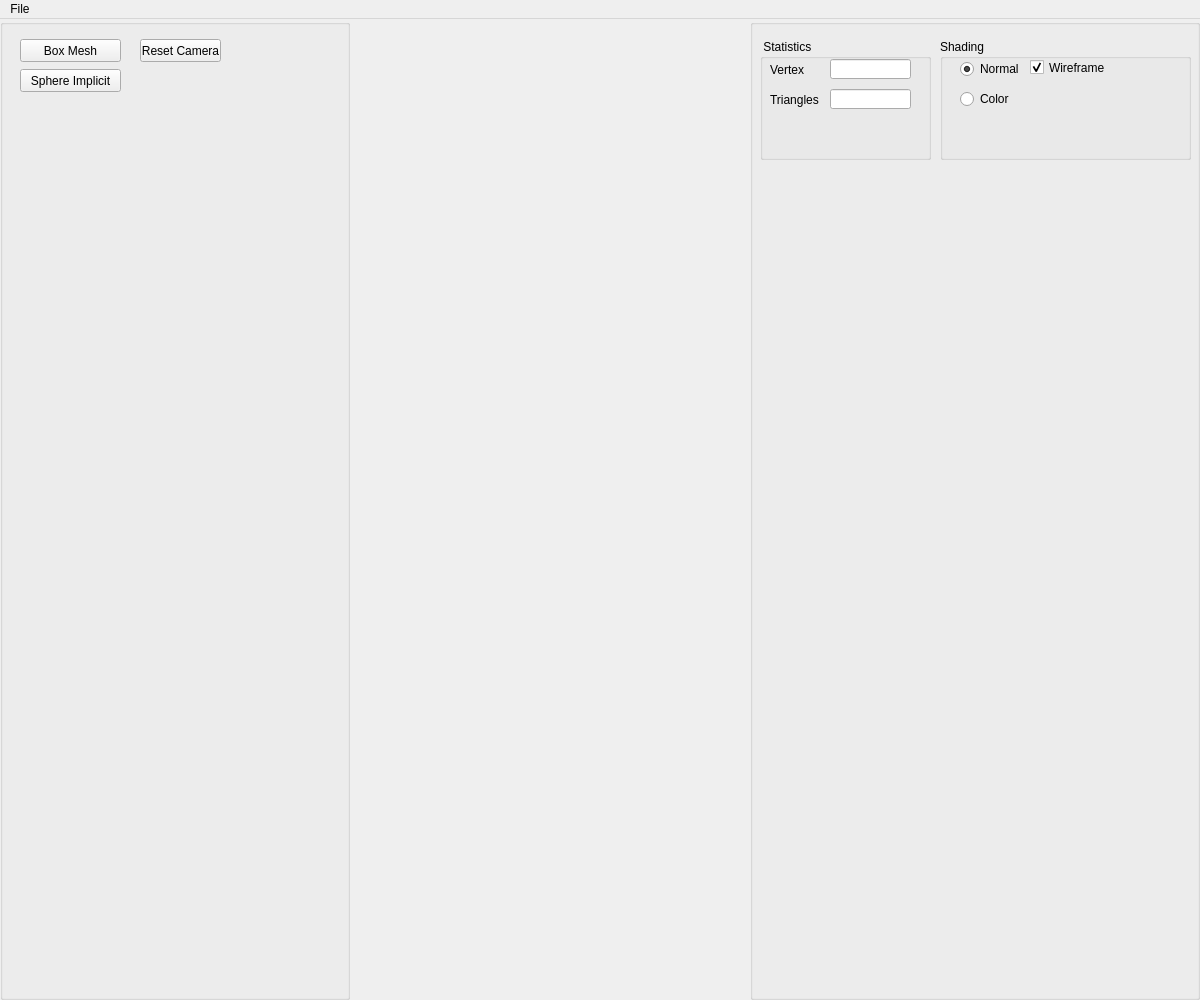
This is AppTinyMesh/Source/interface.ui in ljsp/TinyMesh-M2 as Qt 5 draws it before an edit. The edited form follows.
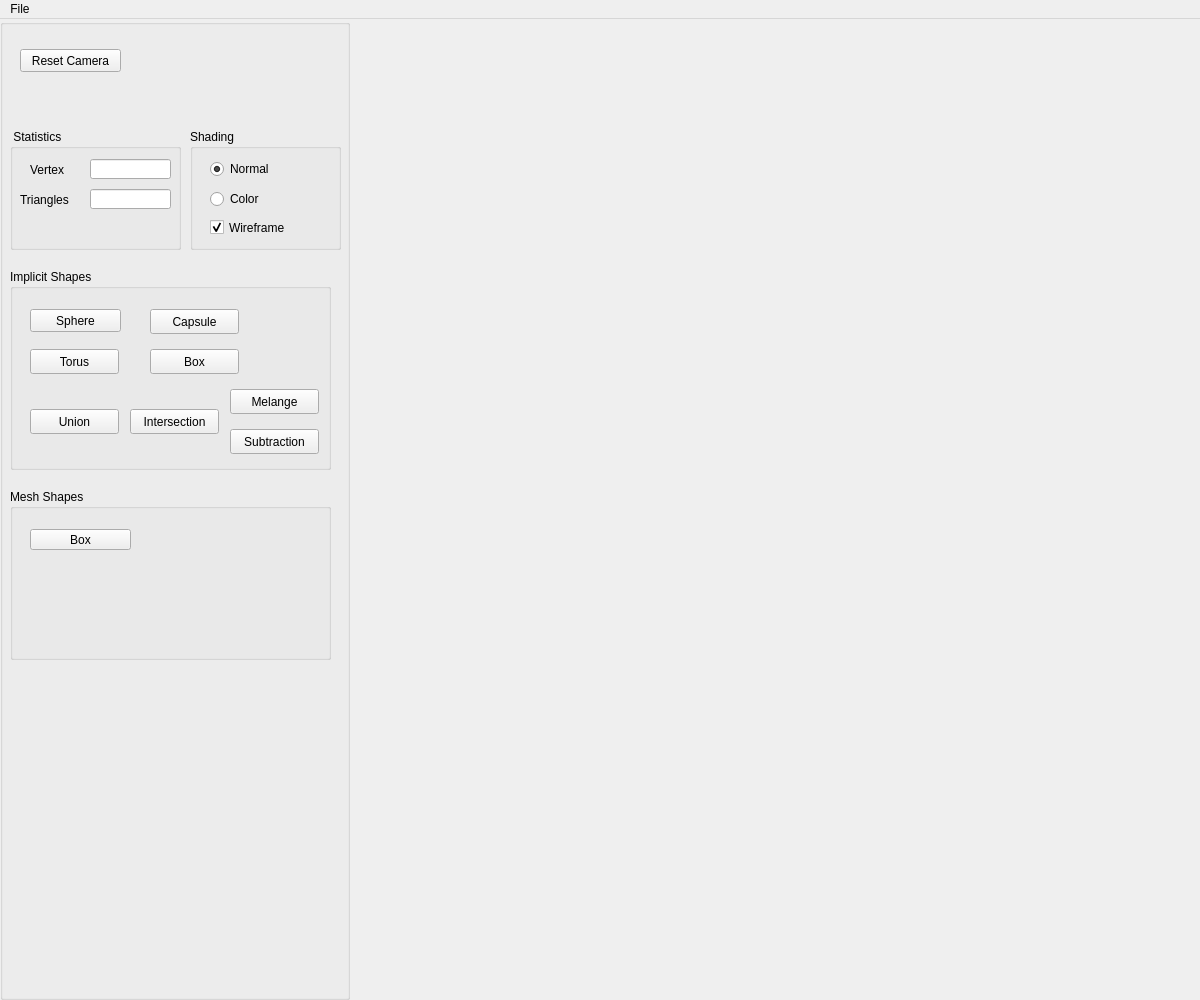
This is the edited form.

```diff
--- a/AppTinyMesh/Source/interface.ui
+++ b/AppTinyMesh/Source/interface.ui
@@ -56,36 +56,12 @@
       <property name="title">
        <string/>
       </property>
-      <widget class="QPushButton" name="boxMesh">
-       <property name="geometry">
-        <rect>
-         <x>20</x>
-         <y>20</y>
-         <width>101</width>
-         <height>23</height>
-        </rect>
-       </property>
-       <property name="toolTip">
-        <string>&lt;!DOCTYPE HTML PUBLIC &quot;-//W3C//DTD HTML 4.0//EN&quot; &quot;http://www.w3.org/TR/REC-html40/strict.dtd&quot;&gt;
-&lt;html&gt;&lt;head&gt;&lt;meta name=&quot;qrichtext&quot; content=&quot;1&quot; /&gt;&lt;style type=&quot;text/css&quot;&gt;
-p, li { white-space: pre-wrap; }
-&lt;/style&gt;&lt;/head&gt;&lt;body style=&quot; font-family:'MS Shell Dlg 2'; font-size:8pt; font-weight:400; font-style:normal;&quot;&gt;
-&lt;p style=&quot; margin-top:0px; margin-bottom:0px; margin-left:0px; margin-right:0px; -qt-block-indent:0; text-indent:0px;&quot;&gt;&lt;span style=&quot; color:#5500ff;&quot;&gt;Callback #01&lt;/span&gt;&lt;/p&gt;
-&lt;p style=&quot; margin-top:0px; margin-bottom:0px; margin-left:0px; margin-right:0px; -qt-block-indent:0; text-indent:0px;&quot;&gt;&lt;span style=&quot; font-style:italic; color:#aa00ff;&quot;&gt;Create Eurographics 1996 Bear&lt;/span&gt;&lt;/p&gt;&lt;/body&gt;&lt;/html&gt;</string>
-       </property>
-       <property name="text">
-        <string>Box Mesh</string>
-       </property>
-       <property name="checkable">
-        <bool>false</bool>
-       </property>
-      </widget>
       <widget class="QPushButton" name="resetcameraButton">
        <property name="geometry">
         <rect>
-         <x>140</x>
-         <y>20</y>
-         <width>81</width>
+         <x>20</x>
+         <y>30</y>
+         <width>101</width>
          <height>23</height>
         </rect>
        </property>
@@ -108,57 +84,139 @@
         <bool>false</bool>
        </property>
       </widget>
-      <widget class="QPushButton" name="sphereImplicit">
+      <widget class="QGroupBox" name="groupBox">
        <property name="geometry">
         <rect>
-         <x>20</x>
-         <y>50</y>
-         <width>101</width>
-         <height>23</height>
+         <x>10</x>
+         <y>250</y>
+         <width>321</width>
+         <height>201</height>
         </rect>
        </property>
-       <property name="toolTip">
-        <string>&lt;!DOCTYPE HTML PUBLIC &quot;-//W3C//DTD HTML 4.0//EN&quot; &quot;http://www.w3.org/TR/REC-html40/strict.dtd&quot;&gt;
+       <property name="title">
+        <string>Implicit Shapes</string>
+       </property>
+       <widget class="QPushButton" name="sphereImplicit">
+        <property name="geometry">
+         <rect>
+          <x>20</x>
+          <y>40</y>
+          <width>91</width>
+          <height>23</height>
+         </rect>
+        </property>
+        <property name="toolTip">
+         <string>&lt;!DOCTYPE HTML PUBLIC &quot;-//W3C//DTD HTML 4.0//EN&quot; &quot;http://www.w3.org/TR/REC-html40/strict.dtd&quot;&gt;
 &lt;html&gt;&lt;head&gt;&lt;meta name=&quot;qrichtext&quot; content=&quot;1&quot; /&gt;&lt;style type=&quot;text/css&quot;&gt;
 p, li { white-space: pre-wrap; }
 &lt;/style&gt;&lt;/head&gt;&lt;body style=&quot; font-family:'MS Shell Dlg 2'; font-size:8pt; font-weight:400; font-style:normal;&quot;&gt;
 &lt;p style=&quot; margin-top:0px; margin-bottom:0px; margin-left:0px; margin-right:0px; -qt-block-indent:0; text-indent:0px;&quot;&gt;&lt;span style=&quot; color:#5500ff;&quot;&gt;Callback #01&lt;/span&gt;&lt;/p&gt;
 &lt;p style=&quot; margin-top:0px; margin-bottom:0px; margin-left:0px; margin-right:0px; -qt-block-indent:0; text-indent:0px;&quot;&gt;&lt;span style=&quot; font-style:italic; color:#aa00ff;&quot;&gt;Create Eurographics 1996 Bear&lt;/span&gt;&lt;/p&gt;&lt;/body&gt;&lt;/html&gt;</string>
-       </property>
-       <property name="text">
-        <string>Sphere Implicit</string>
-       </property>
-       <property name="checkable">
-        <bool>false</bool>
-       </property>
+        </property>
+        <property name="text">
+         <string>Sphere</string>
+        </property>
+        <property name="checkable">
+         <bool>false</bool>
+        </property>
+       </widget>
+       <widget class="QPushButton" name="torusImplicit">
+        <property name="geometry">
+         <rect>
+          <x>20</x>
+          <y>80</y>
+          <width>89</width>
+          <height>25</height>
+         </rect>
+        </property>
+        <property name="text">
+         <string>Torus</string>
+        </property>
+       </widget>
+       <widget class="QPushButton" name="boxImplicit">
+        <property name="geometry">
+         <rect>
+          <x>140</x>
+          <y>80</y>
+          <width>89</width>
+          <height>25</height>
+         </rect>
+        </property>
+        <property name="text">
+         <string>Box</string>
+        </property>
+       </widget>
+       <widget class="QPushButton" name="capsuleImplicit">
+        <property name="geometry">
+         <rect>
+          <x>140</x>
+          <y>40</y>
+          <width>89</width>
+          <height>25</height>
+         </rect>
+        </property>
+        <property name="text">
+         <string>Capsule</string>
+        </property>
+       </widget>
+       <widget class="QPushButton" name="unionImplicit">
+        <property name="geometry">
+         <rect>
+          <x>20</x>
+          <y>140</y>
+          <width>89</width>
+          <height>25</height>
+         </rect>
+        </property>
+        <property name="text">
+         <string>Union</string>
+        </property>
+       </widget>
+       <widget class="QPushButton" name="intersectionImplicit">
+        <property name="geometry">
+         <rect>
+          <x>120</x>
+          <y>140</y>
+          <width>89</width>
+          <height>25</height>
+         </rect>
+        </property>
+        <property name="text">
+         <string>Intersection</string>
+        </property>
+       </widget>
+       <widget class="QPushButton" name="melangeImplicit">
+        <property name="geometry">
+         <rect>
+          <x>220</x>
+          <y>120</y>
+          <width>89</width>
+          <height>25</height>
+         </rect>
+        </property>
+        <property name="text">
+         <string>Melange</string>
+        </property>
+       </widget>
+       <widget class="QPushButton" name="subtractionImplicit">
+        <property name="geometry">
+         <rect>
+          <x>220</x>
+          <y>160</y>
+          <width>89</width>
+          <height>25</height>
+         </rect>
+        </property>
+        <property name="text">
+         <string>Subtraction</string>
+        </property>
+       </widget>
       </widget>
-     </widget>
-    </item>
-    <item>
-     <widget class="QWidget" name="widget_GL" native="true"/>
-    </item>
-    <item>
-     <widget class="QGroupBox" name="Parameters_groupBox">
-      <property name="sizePolicy">
-       <sizepolicy hsizetype="Maximum" vsizetype="Minimum">
-        <horstretch>0</horstretch>
-        <verstretch>0</verstretch>
-       </sizepolicy>
-      </property>
-      <property name="minimumSize">
-       <size>
-        <width>450</width>
-        <height>141</height>
-       </size>
-      </property>
-      <property name="title">
-       <string/>
-      </property>
       <widget class="QGroupBox" name="groupBox_4">
        <property name="geometry">
         <rect>
          <x>10</x>
-         <y>20</y>
+         <y>110</y>
          <width>171</width>
          <height>121</height>
         </rect>
@@ -169,8 +227,8 @@
        <widget class="QLabel" name="label_2">
         <property name="geometry">
          <rect>
-          <x>10</x>
-          <y>20</y>
+          <x>20</x>
+          <y>30</y>
           <width>61</width>
           <height>21</height>
          </rect>
@@ -182,8 +240,8 @@
        <widget class="QLineEdit" name="lineEdit_2">
         <property name="geometry">
          <rect>
-          <x>70</x>
-          <y>50</y>
+          <x>80</x>
+          <y>60</y>
           <width>81</width>
           <height>20</height>
          </rect>
@@ -196,7 +254,7 @@
         <property name="geometry">
          <rect>
           <x>10</x>
-          <y>50</y>
+          <y>60</y>
           <width>61</width>
           <height>21</height>
          </rect>
@@ -208,8 +266,8 @@
        <widget class="QLineEdit" name="lineEdit">
         <property name="geometry">
          <rect>
-          <x>70</x>
-          <y>20</y>
+          <x>80</x>
+          <y>30</y>
           <width>81</width>
           <height>20</height>
          </rect>
@@ -226,8 +284,8 @@
        <property name="geometry">
         <rect>
          <x>190</x>
-         <y>20</y>
-         <width>251</width>
+         <y>110</y>
+         <width>151</width>
          <height>121</height>
         </rect>
        </property>
@@ -238,8 +296,8 @@
         <property name="geometry">
          <rect>
           <x>20</x>
-          <y>20</y>
-          <width>61</width>
+          <y>30</y>
+          <width>91</width>
           <height>20</height>
          </rect>
         </property>
@@ -253,9 +311,9 @@
        <widget class="QCheckBox" name="wireframe">
         <property name="geometry">
          <rect>
-          <x>90</x>
-          <y>20</y>
-          <width>81</width>
+          <x>20</x>
+          <y>90</y>
+          <width>101</width>
           <height>17</height>
          </rect>
         </property>
@@ -270,7 +328,7 @@
         <property name="geometry">
          <rect>
           <x>20</x>
-          <y>50</y>
+          <y>60</y>
           <width>61</width>
           <height>20</height>
          </rect>
@@ -283,8 +341,48 @@
         </property>
        </widget>
       </widget>
+      <widget class="QGroupBox" name="groupBox_2">
+       <property name="geometry">
+        <rect>
+         <x>10</x>
+         <y>470</y>
+         <width>321</width>
+         <height>171</height>
+        </rect>
+       </property>
+       <property name="title">
+        <string>Mesh Shapes</string>
+       </property>
+       <widget class="QPushButton" name="boxMesh">
+        <property name="geometry">
+         <rect>
+          <x>20</x>
+          <y>40</y>
+          <width>101</width>
+          <height>21</height>
+         </rect>
+        </property>
+        <property name="toolTip">
+         <string>&lt;!DOCTYPE HTML PUBLIC &quot;-//W3C//DTD HTML 4.0//EN&quot; &quot;http://www.w3.org/TR/REC-html40/strict.dtd&quot;&gt;
+&lt;html&gt;&lt;head&gt;&lt;meta name=&quot;qrichtext&quot; content=&quot;1&quot; /&gt;&lt;style type=&quot;text/css&quot;&gt;
+p, li { white-space: pre-wrap; }
+&lt;/style&gt;&lt;/head&gt;&lt;body style=&quot; font-family:'MS Shell Dlg 2'; font-size:8pt; font-weight:400; font-style:normal;&quot;&gt;
+&lt;p style=&quot; margin-top:0px; margin-bottom:0px; margin-left:0px; margin-right:0px; -qt-block-indent:0; text-indent:0px;&quot;&gt;&lt;span style=&quot; color:#5500ff;&quot;&gt;Callback #01&lt;/span&gt;&lt;/p&gt;
+&lt;p style=&quot; margin-top:0px; margin-bottom:0px; margin-left:0px; margin-right:0px; -qt-block-indent:0; text-indent:0px;&quot;&gt;&lt;span style=&quot; font-style:italic; color:#aa00ff;&quot;&gt;Create Eurographics 1996 Bear&lt;/span&gt;&lt;/p&gt;&lt;/body&gt;&lt;/html&gt;</string>
+        </property>
+        <property name="text">
+         <string>Box</string>
+        </property>
+        <property name="checkable">
+         <bool>false</bool>
+        </property>
+       </widget>
+      </widget>
      </widget>
     </item>
+    <item>
+     <widget class="QWidget" name="widget_GL" native="true"/>
+    </item>
    </layout>
   </widget>
   <widget class="QMenuBar" name="menubar">
```
